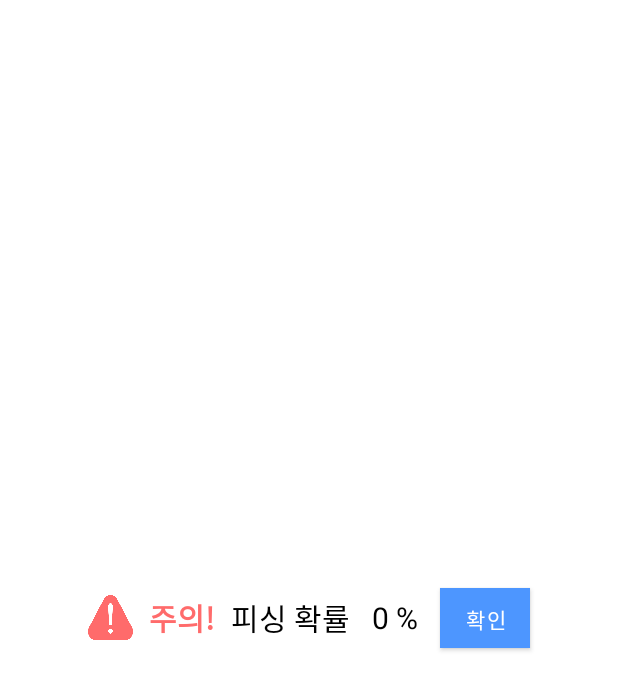
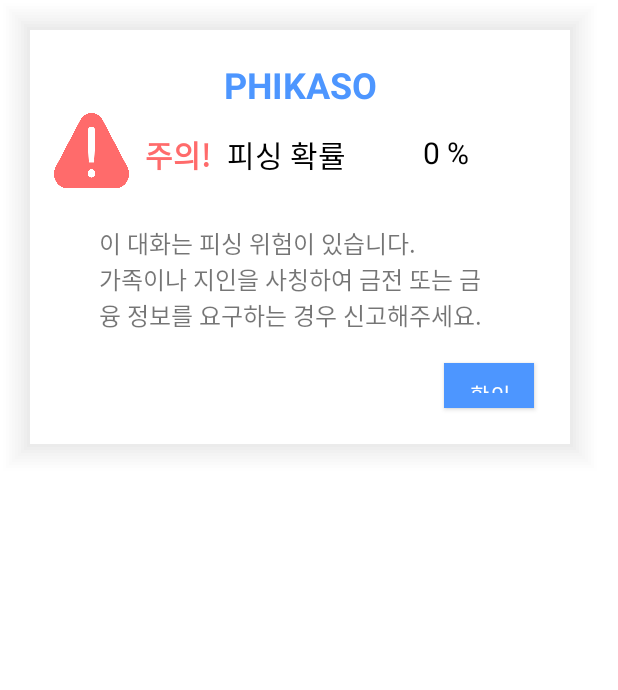
Before and after one commit to Phikaso-Team/Phikaso, an Android app: the layout overdraw_popup.xml on its own in the app's theme, with its tools: preview values and no code run, on a phone screen of 412 x 824 dp. Shown: the top 690 px of the screen. Run offline under Robolectric (Android 15) with nearby library versions, the phone set to English and light mode, and no system bars.

Commit message:
경고 화면 수정, 예방 카운트 추가

```diff
--- a/app/src/main/java/com/android/phikaso/service/MyOverlayService.java
+++ b/app/src/main/java/com/android/phikaso/service/MyOverlayService.java
@@ -24,6 +24,7 @@ import com.android.phikaso.R;
 import com.android.phikaso.server.PhishingData;
 import com.android.phikaso.server.RetrofitAPI;
 import com.android.phikaso.server.RetrofitClient;
+import com.android.phikaso.util.PreferenceManager;
 
 import retrofit2.Call;
 import retrofit2.Callback;
@@ -76,7 +77,7 @@ public class MyOverlayService extends Service {
                     flags = WindowManager.LayoutParams.TYPE_PHONE;
                 }
                 WindowManager.LayoutParams layoutParams = new WindowManager.LayoutParams(
-                        WindowManager.LayoutParams.MATCH_PARENT,
+                        WindowManager.LayoutParams.WRAP_CONTENT,
                         WindowManager.LayoutParams.WRAP_CONTENT,
                         flags,
                         WindowManager.LayoutParams.FLAG_NOT_FOCUSABLE,
@@ -96,6 +97,8 @@ public class MyOverlayService extends Service {
 
         Button btnClose = (Button) popupView.findViewById(R.id.buttonOk);
         btnClose.setOnClickListener(view -> hidePopup());
+
+        PreferenceManager.increasePreventCount(this);
     }
 
     private void hidePopup() {
--- /dev/null
+++ b/app/src/main/res/drawable/shadow_test.xml
@@ -0,0 +1,69 @@
+<?xml version="1.0" encoding="utf-8"?>
+<layer-list xmlns:android="http://schemas.android.com/apk/res/android">
+    <!-- Drop Shadow Stack -->
+    <item>
+        <shape>
+            <padding android:bottom="2.5dp" android:left="2.5dp" android:right="2.5dp" android:top="2.5dp" />
+            <solid android:color="#00CCCCCC" />
+        </shape>
+    </item>
+    <item>
+        <shape>
+            <padding android:bottom="2.5dp" android:left="2.5dp" android:right="2.5dp" android:top="2.5dp" />
+            <solid android:color="#06CCCCCC" />
+        </shape>
+    </item>
+    <item>
+        <shape>
+            <padding android:bottom="2.5dp" android:left="2.5dp" android:right="2.5dp" android:top="2.5dp" />
+            <solid android:color="#09CCCCCC" />
+        </shape>
+    </item>
+    <item>
+        <shape>
+            <padding android:bottom="2.5dp" android:left="2.5dp" android:right="2.5dp" android:top="2.5dp" />
+            <solid android:color="#0BCCCCCC" />
+        </shape>
+    </item>
+    <item>
+        <shape>
+            <padding android:bottom="2.5dp" android:left="2.5dp" android:right="2.5dp" android:top="2.5dp" />
+            <solid android:color="#0DCCCCCC" />
+        </shape>
+    </item>
+    <item>
+        <shape>
+            <padding android:bottom="2.5dp" android:left="2.5dp" android:right="2.5dp" android:top="2.5dp" />
+            <solid android:color="#10CCCCCC" />
+        </shape>
+    </item>
+    <item>
+        <shape>
+            <padding android:bottom="2.5dp" android:left="2.5dp" android:right="2.5dp" android:top="2.5dp" />
+            <solid android:color="#12CCCCCC" />
+        </shape>
+    </item>
+    <item>
+        <shape>
+            <padding android:bottom="2.5dp" android:left="2.5dp" android:right="2.5dp" android:top="2.5dp" />
+            <solid android:color="#15CCCCCC" />
+        </shape>
+    </item>
+    <item>
+        <shape>
+            <padding android:bottom="2.5dp" android:left="2.5dp" android:right="2.5dp" android:top="2.5dp" />
+            <solid android:color="#17CCCCCC" />
+        </shape>
+    </item>
+    <item>
+        <shape>
+            <padding android:bottom="2.5dp" android:left="2.5dp" android:right="2.5dp" android:top="2.5dp" />
+            <solid android:color="#1ACCCCCC" />
+        </shape>
+    </item> <!-- Background -->
+    <item>
+        <shape>
+            <solid android:color="@android:color/white" />
+        </shape>
+    </item>
+</layer-list>
--- a/app/src/main/res/layout/overdraw_popup.xml
+++ b/app/src/main/res/layout/overdraw_popup.xml
@@ -2,65 +2,99 @@
 <androidx.constraintlayout.widget.ConstraintLayout xmlns:android="http://schemas.android.com/apk/res/android"
     xmlns:app="http://schemas.android.com/apk/res-auto"
     xmlns:tools="http://schemas.android.com/tools"
-    android:layout_width="match_parent"
-    android:layout_height="match_parent"
-    android:background="@color/white">
+    android:layout_width="400dp"
+    android:layout_height="wrap_content"
+    android:background="@drawable/shadow_test">
 
-    <LinearLayout
-        android:id="@+id/linearLayout2"
-        android:layout_width="0dp"
-        android:layout_height="80dp"
-        android:gravity="center"
-        android:orientation="horizontal"
+    <TextView
+        android:id="@+id/title_view2"
+        android:layout_width="wrap_content"
+        android:layout_height="wrap_content"
+        android:layout_marginTop="20dp"
+        android:text="PHIKASO"
+        android:textColor="@color/phikaso"
+        android:textSize="24sp"
+        android:textStyle="bold"
+        app:layout_constraintEnd_toEndOf="parent"
+        app:layout_constraintStart_toStartOf="parent"
+        app:layout_constraintTop_toTopOf="parent" />
+
+    <Button
+        android:id="@+id/buttonOk"
+        android:layout_width="60dp"
+        android:layout_height="30dp"
+        android:layout_marginTop="20dp"
+        android:layout_marginEnd="24dp"
+        android:layout_marginBottom="24dp"
+        android:background="@color/phikaso"
+        android:text="확인"
+        android:textColor="#fff"
         app:layout_constraintBottom_toBottomOf="parent"
         app:layout_constraintEnd_toEndOf="parent"
-        app:layout_constraintHorizontal_bias="1.0"
-        app:layout_constraintStart_toStartOf="parent"
-        app:layout_constraintTop_toTopOf="parent">
+        app:layout_constraintTop_toBottomOf="@+id/textView3" />
+
+    <TextView
+        android:id="@+id/textViewProbability"
+        android:layout_width="wrap_content"
+        android:layout_height="wrap_content"
+        android:layout_marginStart="8dp"
+        android:layout_marginTop="68dp"
+        android:layout_marginEnd="24dp"
+        android:gravity="center"
+        android:text="0 %"
+        android:textColor="@color/black"
+        android:textSize="20sp"
+        app:layout_constraintEnd_toEndOf="parent"
+        app:layout_constraintStart_toEndOf="@+id/textView2"
+        app:layout_constraintTop_toTopOf="parent" />
+
+    <TextView
+        android:id="@+id/textView2"
+        android:layout_width="wrap_content"
+        android:layout_height="wrap_content"
+        android:layout_marginTop="68dp"
+        android:gravity="center"
+        android:text="피싱 확률"
+        android:textColor="@color/black"
+        android:textSize="20sp"
+        app:layout_constraintStart_toEndOf="@+id/textViewWarning"
+        app:layout_constraintTop_toTopOf="parent" />
 
     <ImageView
         android:id="@+id/imageViewWarning"
-            android:layout_width="30dp"
-            android:layout_height="30dp"
+        android:layout_width="50dp"
+        android:layout_height="50dp"
+        android:layout_marginStart="16dp"
+        android:layout_marginTop="55dp"
         android:adjustViewBounds="true"
         android:background="@drawable/warning"
-            android:scaleType="fitCenter" />
+        android:scaleType="fitCenter"
+        app:layout_constraintStart_toStartOf="parent"
+        app:layout_constraintTop_toTopOf="parent" />
 
     <TextView
         android:id="@+id/textViewWarning"
         android:layout_width="65dp"
         android:layout_height="wrap_content"
+        android:layout_marginTop="68dp"
         android:gravity="center"
         android:text="주의!"
         android:textColor="#FF6B6B"
         android:textSize="20sp"
-            android:textStyle="bold" />
+        android:textStyle="bold"
+        app:layout_constraintStart_toEndOf="@+id/imageViewWarning"
+        app:layout_constraintTop_toTopOf="parent" />
 
     <TextView
-            android:layout_width="wrap_content"
+        android:id="@+id/textView3"
+        android:layout_width="260dp"
         android:layout_height="wrap_content"
-            android:gravity="center"
-            android:text="피싱 확률"
-            android:textColor="@color/black"
-            android:textSize="20sp" />
-
-        <TextView
-            android:id="@+id/textViewProbability"
-            android:layout_width="60dp"
-            android:layout_height="wrap_content"
-            android:gravity="center"
-            android:text="0 %"
-            android:textColor="@color/black"
-            android:textSize="20sp" />
-
-        <Button
-            android:id="@+id/buttonOk"
-            android:layout_width="60dp"
-            android:layout_height="40dp"
-            android:background="@color/phikaso"
-            android:text="확인"
-            android:textColor="#fff" />
-
-    </LinearLayout>
+        android:layout_marginTop="32dp"
+        android:text="이 대화는 피싱 위험이 있습니다.\n가족이나 지인을 사칭하여 금전 또는 금융 정보를 요구하는 경우 신고해주세요."
+        android:textSize="16sp"
+        app:layout_constraintEnd_toEndOf="parent"
+        app:layout_constraintHorizontal_bias="0.459"
+        app:layout_constraintStart_toStartOf="parent"
+        app:layout_constraintTop_toBottomOf="@+id/textView2" />
 
 </androidx.constraintlayout.widget.ConstraintLayout>
```
Also changed, not shown: app/src/main/java/com/android/phikaso/activity/MainActivity.java (+11 -0 lines), app/src/main/java/com/android/phikaso/service/MyAccessibilityService.java (+9 -4 lines), app/src/main/java/com/android/phikaso/util/PreferenceManager.java (added, +117 -0 lines), app/src/main/res/layout/activity_main.xml (+17 -0 lines). Lines whose indentation alone changed are shown as unchanged.
